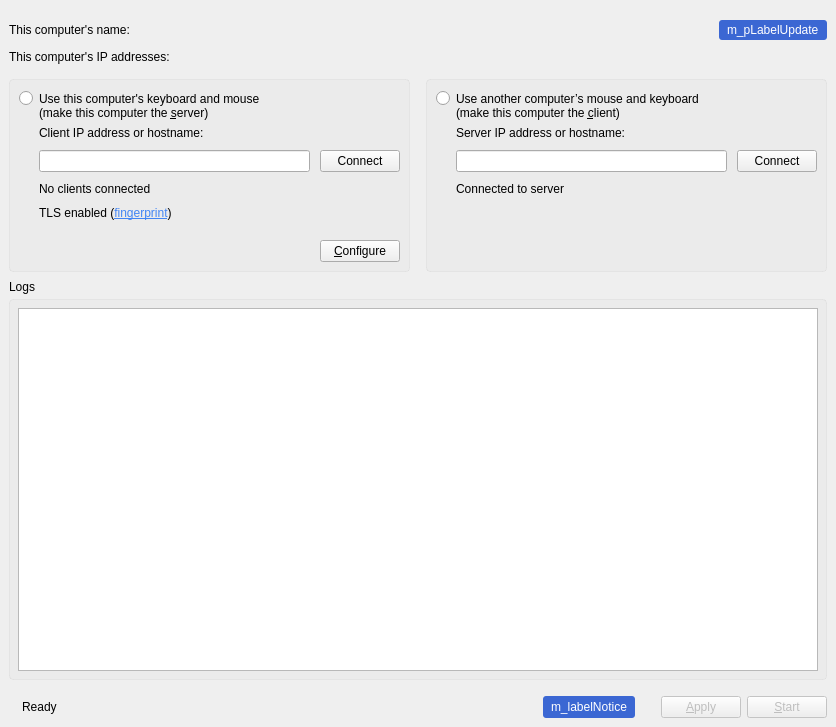
Before: the Qt Designer form src/gui/src/MainWindowBase.ui in deskflow/deskflow, drawn with Qt 5.
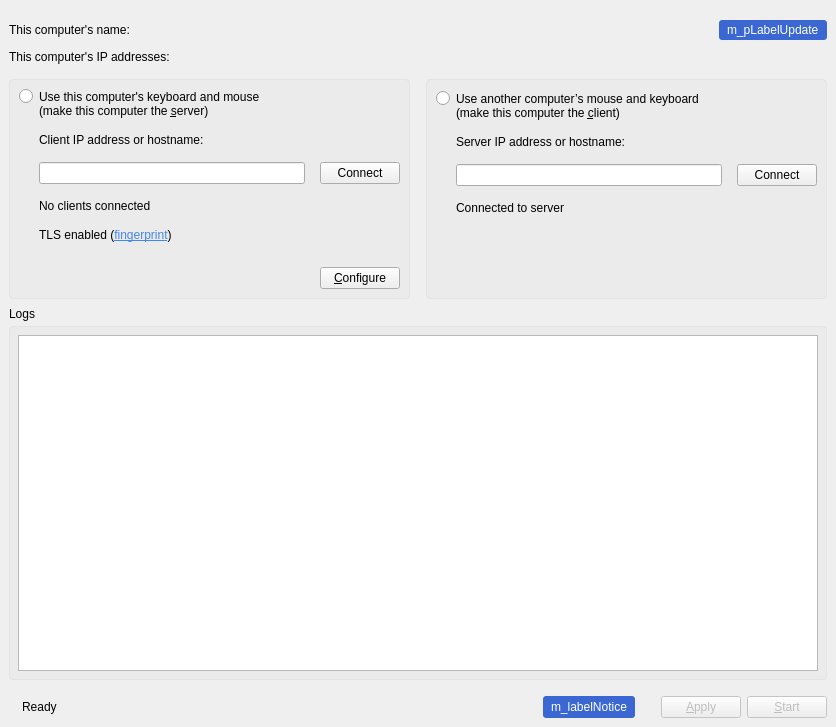
After: the same form once the commit is applied. Icons and pictures are not drawn. Custom widgets are drawn as their Qt base class.

Commit message: Set 15 spacing

```diff
--- a/src/gui/src/MainWindowBase.ui
+++ b/src/gui/src/MainWindowBase.ui
@@ -137,8 +137,8 @@
 }</string>
          </property>
          <layout class="QVBoxLayout" name="verticalLayout">
-          <property name="topMargin">
-           <number>11</number>
+          <property name="spacing">
+           <number>15</number>
           </property>
           <item alignment="Qt::AlignTop">
            <widget class="QRadioButton" name="m_pRadioGroupServer">
@@ -157,7 +157,7 @@
            <widget class="QWidget" name="m_pWidgetServer" native="true">
             <layout class="QVBoxLayout" name="m_pLayoutServer">
              <property name="spacing">
-              <number>10</number>
+              <number>15</number>
              </property>
              <property name="leftMargin">
               <number>0</number>
@@ -175,7 +175,7 @@
               <widget class="QWidget" name="m_pWidgetServerInverse" native="true">
                <layout class="QVBoxLayout" name="m_pLayoutServerInverse">
                 <property name="spacing">
-                 <number>10</number>
+                 <number>15</number>
                 </property>
                 <property name="leftMargin">
                  <number>0</number>
@@ -301,6 +301,9 @@
 }</string>
          </property>
          <layout class="QVBoxLayout" name="verticalLayout_5">
+          <property name="spacing">
+           <number>15</number>
+          </property>
           <property name="topMargin">
            <number>11</number>
           </property>
@@ -321,7 +324,7 @@
            <widget class="QWidget" name="m_pWidgetClient" native="true">
             <layout class="QVBoxLayout" name="m_pLayoutClient">
              <property name="spacing">
-              <number>10</number>
+              <number>15</number>
              </property>
              <property name="leftMargin">
               <number>0</number>
```
